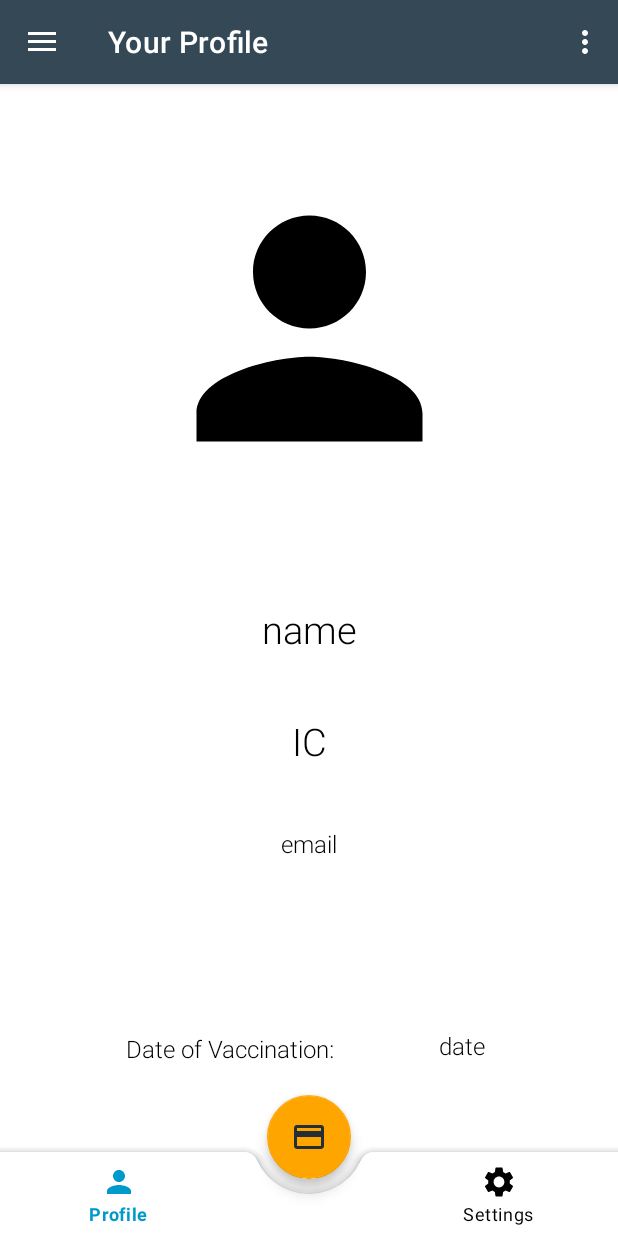
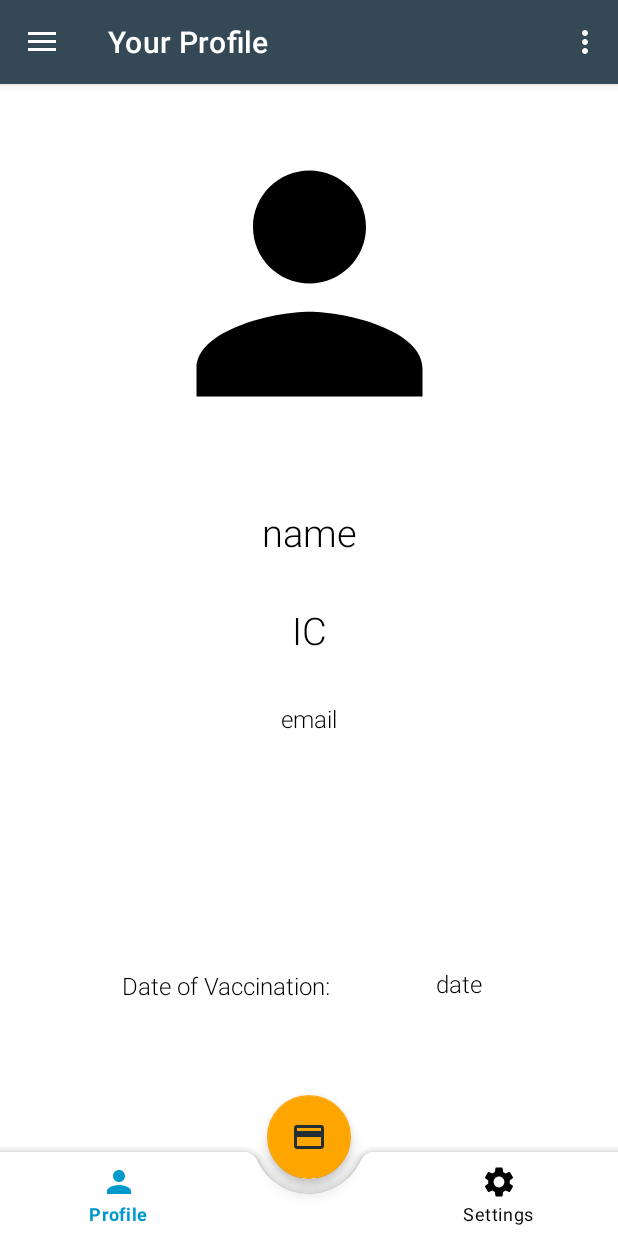
Before and after one commit to ThePyProgrammer/GreenPass, an Android app: the screen it shows after launch (MainActivity), on a phone screen of 412 x 824 dp. Run offline under Robolectric (Android 15) with nearby library versions, the phone set to English and light mode, and no system bars; our stand-ins replace navigation-ui; libraries missing offline, so code that uses them is left out: com.squareup.seismic; 2 statements that could not run were skipped.

Commit message:
Update margin spacing in fragment_profile.xml

```diff
--- a/app/src/main/res/layout/fragment_profile.xml
+++ b/app/src/main/res/layout/fragment_profile.xml
@@ -17,7 +17,7 @@
             android:id="@+id/profileImageButton"
             android:layout_width="226dp"
             android:layout_height="226dp"
-            android:layout_margin="50dp"
+            android:layout_margin="20dp"
             android:background="@drawable/ic_person_black"
             android:contentDescription="@string/imageDesc"
             app:layout_constraintBottom_toTopOf="@id/name"
@@ -29,7 +29,7 @@
             android:id="@+id/name"
             android:layout_width="match_parent"
             android:layout_height="wrap_content"
-            android:layout_margin="20dp"
+            android:layout_margin="15dp"
             android:fontFamily="sans-serif-light"
             android:text="@string/namePlaceholder"
             android:textAlignment="center"
@@ -45,7 +45,7 @@
             android:id="@+id/nric"
             android:layout_width="match_parent"
             android:layout_height="wrap_content"
-            android:layout_margin="20dp"
+            android:layout_margin="15dp"
             android:fontFamily="sans-serif-light"
             android:text="@string/icPlaceholder"
             android:textAlignment="center"
@@ -60,7 +60,7 @@
             android:id="@+id/email"
             android:layout_width="match_parent"
             android:layout_height="wrap_content"
-            android:layout_margin="20dp"
+            android:layout_margin="15dp"
             android:fontFamily="sans-serif-light"
             android:text="@string/emailPlaceholder"
             android:textAlignment="center"
@@ -75,7 +75,7 @@
             android:id="@+id/dateOfVaccine"
             android:layout_width="wrap_content"
             android:layout_height="wrap_content"
-            android:layout_marginStart="20dp"
+            android:layout_marginStart="15dp"
             android:fontFamily="sans-serif-light"
             android:text="Date of Vaccination:"
             android:textAlignment="center"
```
